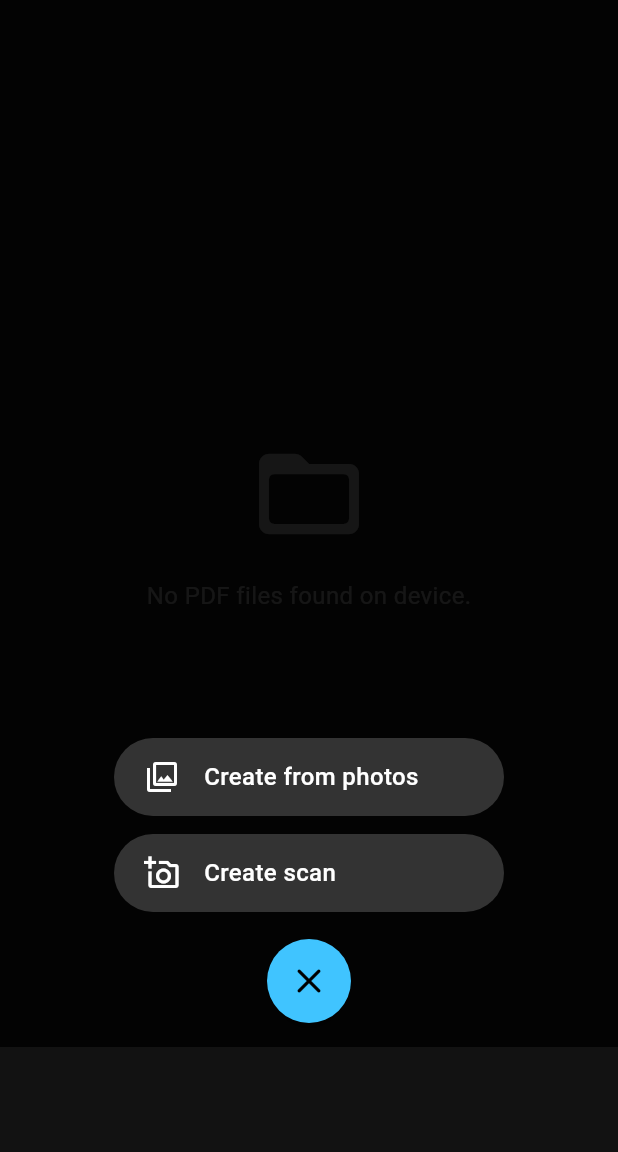
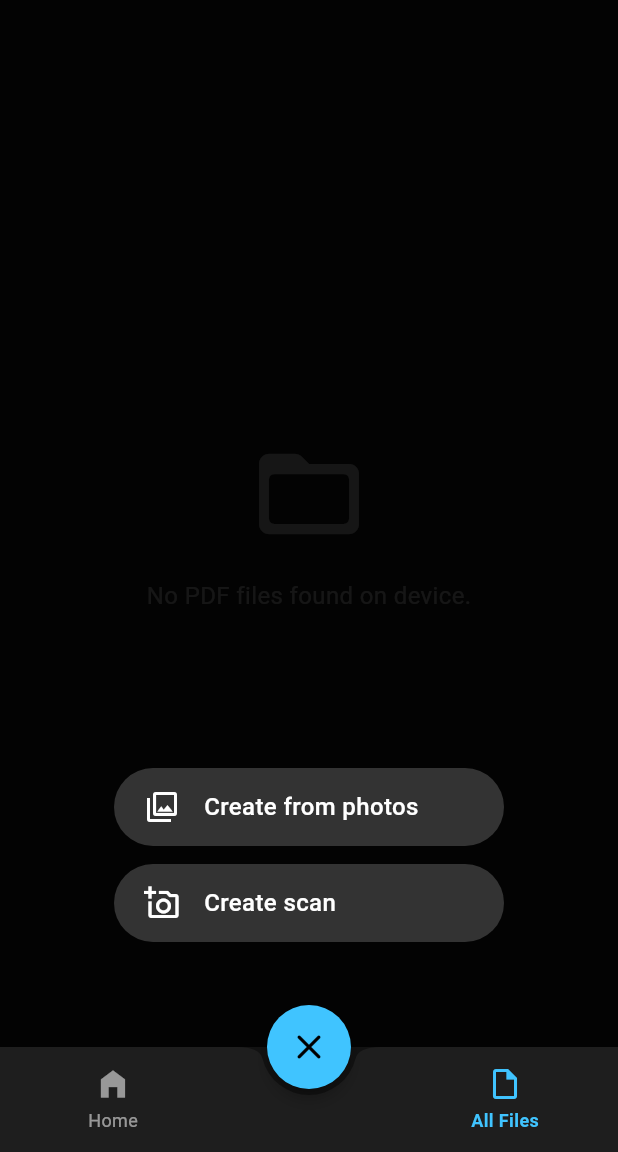
Before and after one commit to subhadip420/pdf-scanner-pro, a Flutter app: the HomeScreen screen opened directly, after a tap on "All Files", after a tap on the "camera enhance" icon, on a phone screen of 412 x 824 dp, the part 84-1236 px from its top. Run offline on Flutter 3.47's test engine with Material 3 defaults, Android fonts, the phone set to English and light mode, and no system bars; our stand-ins replace camera, file_picker, flutter_colorpicker, flutter_screenutil, fluttertoast, google_mobile_ads and 12 more; missing offline and left inert: flutter_file_dialog, gal, google_mlkit_barcode_scanning, google_mlkit_commons, google_mlkit_text_recognition, pdf_compressor and 5 more; accounts and stored records are empty; network calls fail.

Commit message:
Fixed, bottom tab bar and floating button position in home screen.

```diff
--- a/lib/screens/home_screen.dart
+++ b/lib/screens/home_screen.dart
@@ -392,6 +392,7 @@ class _HomeScreenState extends State<HomeScreen> {
   @override
   Widget build(BuildContext context) {
     bool isDarkMode = Theme.of(context).brightness == Brightness.dark;
+    final double bottomPadding = MediaQuery.of(context).padding.bottom;
     return PopScope(
       canPop: !_isSelectionMode,
       onPopInvokedWithResult: (bool didPop, Object? result) {
@@ -542,7 +543,8 @@ class _HomeScreenState extends State<HomeScreen> {
 
             if (_isFabMenuOpen)
               Positioned(
-                bottom: 90,
+                bottom: 70,
+                //bottom: 130,
                 left: 0,
                 right: 0,
                 child: Column(
@@ -588,14 +590,18 @@ class _HomeScreenState extends State<HomeScreen> {
                 ),
               ),
 
-        floatingActionButtonLocation: _isFabMenuOpen
-            ? FloatingActionButtonLocation.centerFloat
-            : FloatingActionButtonLocation.centerDocked,
+        // floatingActionButtonLocation: _isFabMenuOpen
+        //     ? FloatingActionButtonLocation.centerFloat
+        //     : FloatingActionButtonLocation.centerDocked,
+
+        floatingActionButtonLocation: FloatingActionButtonLocation.centerDocked,
 
         /// BOTTOM TAB BAR (Flicker-Free Smooth Slide-Up Animation)
-        bottomNavigationBar: SizedBox(
-          height: 70,
-          child: AnimatedSwitcher(
+        // bottomNavigationBar: SizedBox(
+        //   //height: 70,
+        //   height: 70 + bottomPadding,
+        //   child: AnimatedSwitcher(
+          bottomNavigationBar: AnimatedSwitcher(
             duration: const Duration(milliseconds: 350),
             layoutBuilder: (Widget? currentChild, List<Widget> previousChildren) {
               return Stack(
@@ -615,16 +621,20 @@ class _HomeScreenState extends State<HomeScreen> {
 
             child: _isSelectionMode
                 ? _buildSelectionBottomBar(key: const ValueKey('selectionModeBar'))
-                : (_isFabMenuOpen
-                      ? const SizedBox.shrink(key: ValueKey('emptyBar'))
+                // : (_isFabMenuOpen
+                //       ? const SizedBox.shrink(key: ValueKey('emptyBar'))
                       : BottomAppBar(
                           key: const ValueKey('normalModeBar'),
                           color: isDarkMode ? const Color(0xFF1E1E1E) : Colors.white,
                           shape: const CircularNotchedRectangle(),
-                          notchMargin: 8.0,
+                          notchMargin: 4.0,
                           padding: EdgeInsets.zero,
-                          child: SizedBox(
+                          //padding: EdgeInsets.only(bottom: bottomPadding),
+                          // child: SafeArea(
+                          // child: SizedBox(
+                            //height: 90,
                             height: 70,
+                            //padding: EdgeInsets.only(bottom: MediaQuery.of(context).padding.bottom),
                             child: Row(
                               mainAxisAlignment: MainAxisAlignment.spaceAround,
                               children: [
@@ -635,7 +645,11 @@ class _HomeScreenState extends State<HomeScreen> {
                                     behavior: HitTestBehavior.opaque,
                                     onTap: () {
                                       _triggerHaptic('light');
-                                      setState(() => _currentIndex = 0);
+                                      //setState(() => _currentIndex = 0);
+                                      setState(() {
+                                        _currentIndex = 0;
+                                        _isFabMenuOpen = false;
+                                      });
                                     },
                                     child: SizedBox(
                                       width: 80,
@@ -675,7 +689,11 @@ class _HomeScreenState extends State<HomeScreen> {
                                     behavior: HitTestBehavior.opaque,
                                     onTap: () {
                                       _triggerHaptic('light');
-                                      setState(() => _currentIndex = 1);
+                                      //setState(() => _currentIndex = 1);
+                                      setState(() {
+                                        _currentIndex = 1;
+                                        _isFabMenuOpen = false;
+                                      });
                                       if (!_hasStoragePermission && _allDevicePdfFiles.isEmpty) {
                                         _loadAllDevicePdfFiles();
                                       }
@@ -709,10 +727,12 @@ class _HomeScreenState extends State<HomeScreen> {
                                 ),
                               ],
                             ),
-                          ),
-                        )),
+                          // ),
+                          // ),
+                        )
+            //),
           ),
-        ),
+        // ),
       ),
     );
   }
@@ -1685,11 +1705,17 @@ class _HomeScreenState extends State<HomeScreen> {
 
   Widget _buildSelectionBottomBar({Key? key}) {
     bool isDarkMode = Theme.of(context).brightness == Brightness.dark;
+    final double bottomPadding = MediaQuery.of(context).padding.bottom;
+
     return BottomAppBar(
       key: key,
       // color: const Color(0xFF1E1E1E),
       color: isDarkMode ? const Color(0xFF1E1E1E) : Colors.white,
       padding: EdgeInsets.zero,
+      //padding: EdgeInsets.only(bottom: bottomPadding),
+      //height: 70,
+      // child: SafeArea(
+      // child: SizedBox(
       height: 70,
       child: Row(
         mainAxisAlignment: MainAxisAlignment.spaceEvenly,
@@ -1712,6 +1738,8 @@ class _HomeScreenState extends State<HomeScreen> {
           }),
         ],
       ),
+    // ),
+    //   ),
     );
   }
 
```
